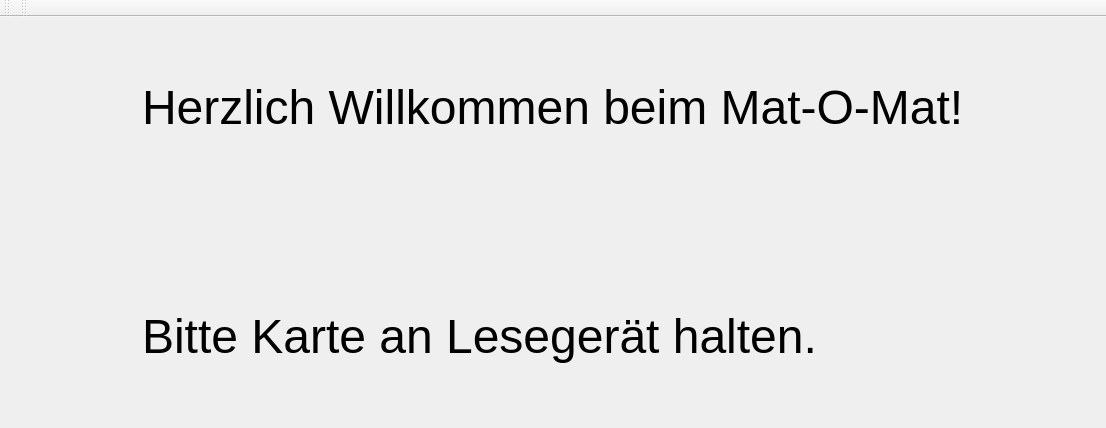
Old version of the form UserInterface/introductionmenu.ui in the repository Killjen/matomat.
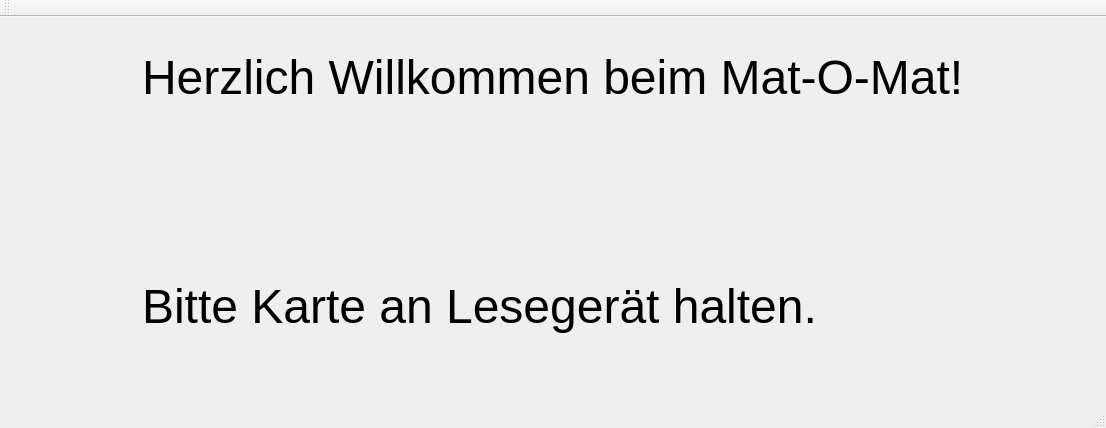
New version of the form.

```diff
--- a/UserInterface/introductionmenu.ui
+++ b/UserInterface/introductionmenu.ui
@@ -45,16 +45,12 @@
     <bool>false</bool>
    </attribute>
   </widget>
-  <widget class="QToolBar" name="toolBar_2">
-   <property name="windowTitle">
-    <string>toolBar_2</string>
+  <widget class="QStatusBar" name="statusBar">
+   <property name="font">
+    <font>
+     <pointsize>36</pointsize>
+    </font>
    </property>
-   <attribute name="toolBarArea">
-    <enum>TopToolBarArea</enum>
-   </attribute>
-   <attribute name="toolBarBreak">
-    <bool>false</bool>
-   </attribute>
   </widget>
  </widget>
  <layoutdefault spacing="6" margin="11"/>
```
